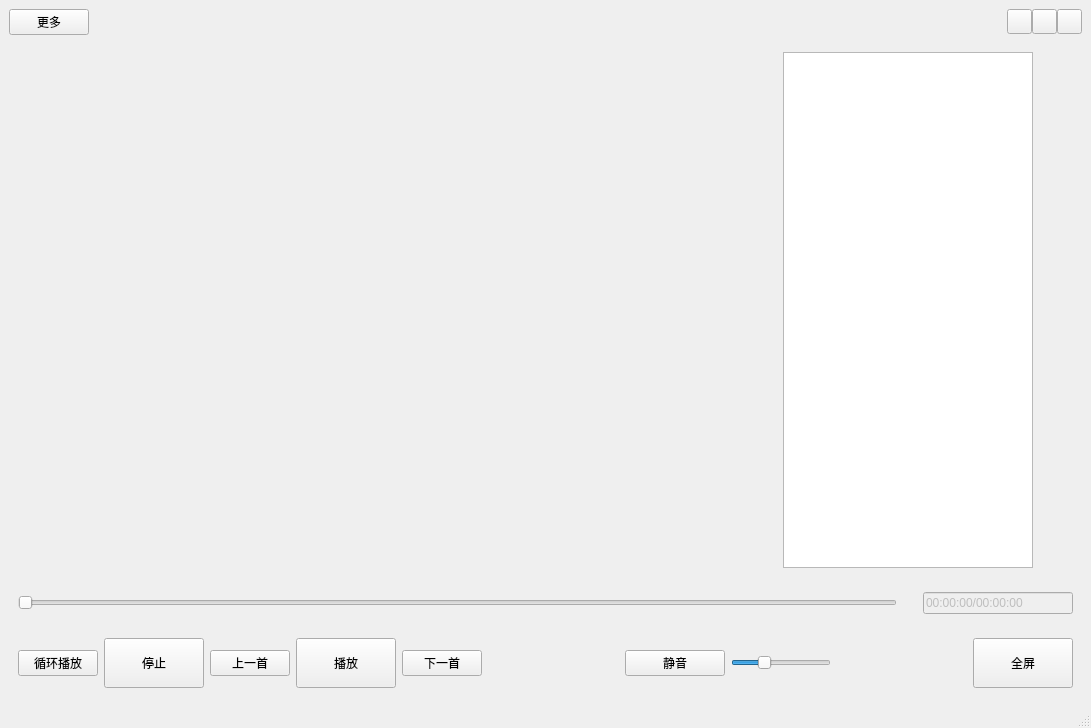
Before: the Qt Designer form MainWindow.ui in scut-201930340437/ASongPlayer, drawn with Qt 5.
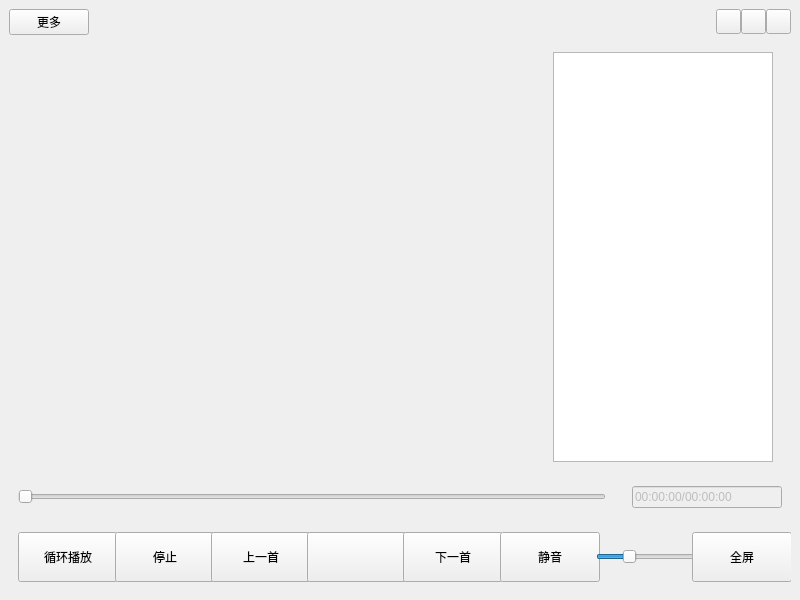
After: the same form once the commit is applied. Custom widgets are drawn as their Qt base class.

Patch:
```diff
--- a/MainWindow.ui
+++ b/MainWindow.ui
@@ -6,8 +6,8 @@
    <rect>
     <x>0</x>
     <y>0</y>
-    <width>1091</width>
-    <height>728</height>
+    <width>800</width>
+    <height>600</height>
    </rect>
   </property>
   <property name="minimumSize">
@@ -337,6 +337,12 @@
       <layout class="QHBoxLayout" name="horizontalLayout_3">
        <item>
         <widget class="QPushButton" name="playmode_button">
+         <property name="minimumSize">
+          <size>
+           <width>100</width>
+           <height>50</height>
+          </size>
+         </property>
          <property name="text">
           <string>循环播放</string>
          </property>
@@ -366,6 +372,12 @@
            <verstretch>0</verstretch>
           </sizepolicy>
          </property>
+         <property name="minimumSize">
+          <size>
+           <width>100</width>
+           <height>50</height>
+          </size>
+         </property>
          <property name="text">
           <string>上一首</string>
          </property>
@@ -383,7 +395,7 @@
           <string notr="true"/>
          </property>
          <property name="text">
-          <string>播放</string>
+          <string/>
          </property>
         </widget>
        </item>
@@ -395,6 +407,12 @@
            <verstretch>0</verstretch>
           </sizepolicy>
          </property>
+         <property name="minimumSize">
+          <size>
+           <width>100</width>
+           <height>50</height>
+          </size>
+         </property>
          <property name="text">
           <string>下一首</string>
          </property>
@@ -418,7 +436,7 @@
          <property name="minimumSize">
           <size>
            <width>100</width>
-           <height>20</height>
+           <height>50</height>
           </size>
          </property>
          <property name="styleSheet">
@@ -431,6 +449,12 @@
        </item>
        <item>
         <widget class="MySlider" name="volume_ctrl">
+         <property name="minimumSize">
+          <size>
+           <width>100</width>
+           <height>0</height>
+          </size>
+         </property>
          <property name="maximumSize">
           <size>
            <width>100</width>
@@ -488,7 +512,6 @@
     </item>
    </layout>
   </widget>
-  <widget class="QStatusBar" name="statusbar"/>
   <action name="action_openFile">
    <property name="text">
     <string>打开文件</string>
```
